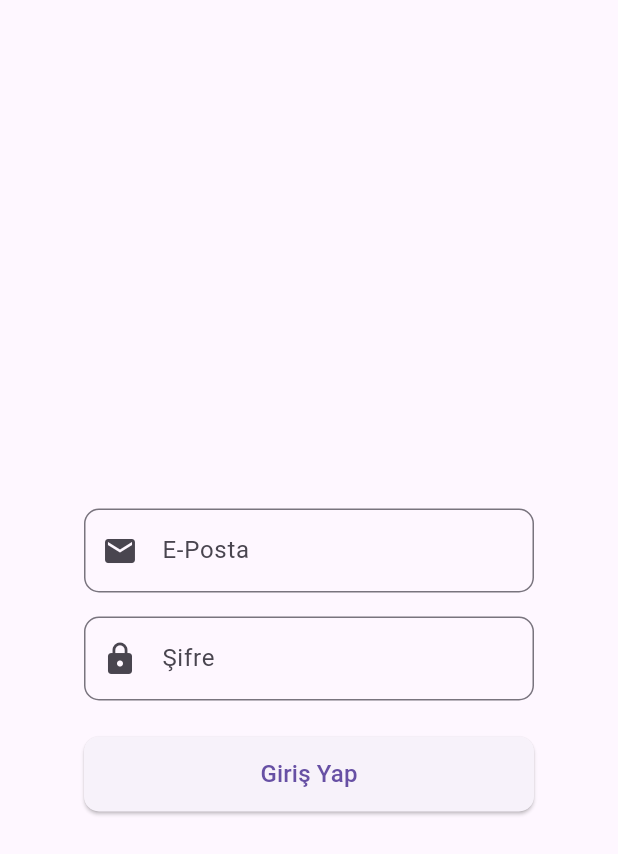
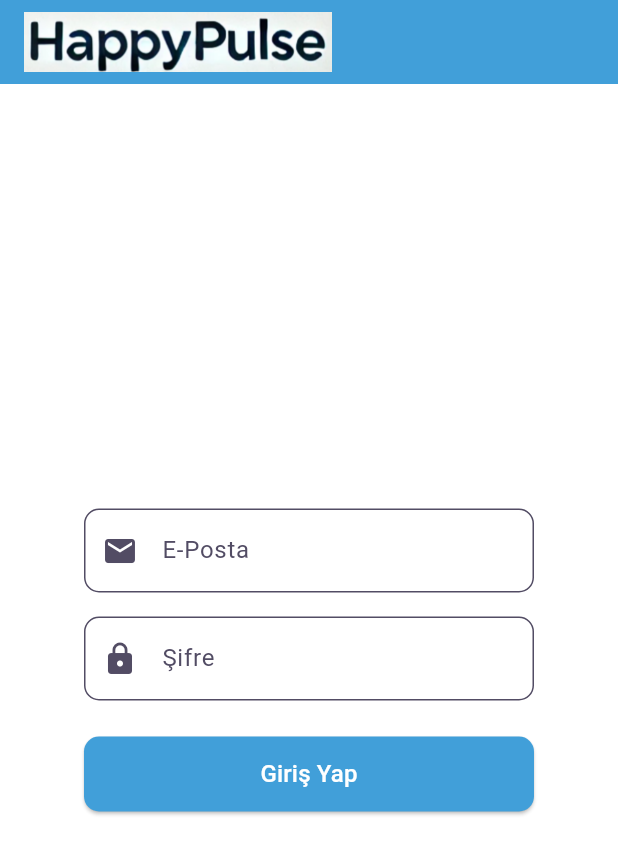
Before and after one commit to ramiko2/HappyPulse, a Flutter app: the screen it shows after launch, after a tap on "Giriş Yap", on a phone screen of 412 x 824 dp. Shown: the top 854 px of the screen. Run offline on Flutter 3.47's test engine with Material 3 defaults, Android fonts, the phone set to English and light mode, and no system bars; our stand-ins replace go_router, table_calendar.

Commit message:
proje tamamlandı

```diff
--- /dev/null
+++ b/lib/core/theme_provider.dart
@@ -0,0 +1,69 @@
+import 'package:flutter/material.dart';
+
+// ThemeProvider class to manage the theme
+class ThemeProvider with ChangeNotifier {
+  bool _isDark = false;
+  bool get isDark => _isDark;
+
+  void toggleTheme() {
+    _isDark = !_isDark;
+    notifyListeners();
+  }
+}
+
+// Colors for light theme
+const lightColors = {
+  "primary": Color.fromARGB(255, 65, 159, 217),
+  "onPrimary": Color.fromARGB(255, 255, 255, 255),
+  "secondary": Color.fromARGB(255, 241, 241, 241),
+  "onSecondary": Color.fromARGB(255, 82, 76, 100),
+  "surface": Color.fromARGB(255, 255, 255, 255),
+  "onSurface": Color.fromARGB(255, 82, 76, 100),
+  "success": Colors.green,
+  "error": Colors.red,
+  "onError": Colors.white,
+};
+
+// Colors for dark theme
+const darkColors = {
+  "primary": Color.fromARGB(255, 43, 82, 120),
+  "onPrimary": Color.fromARGB(255, 241, 241, 241),
+  "secondary": Color.fromARGB(255, 32, 43, 54),
+  "onSecondary": Color.fromARGB(255, 241, 241, 241),
+  "surface": Color.fromARGB(255, 23, 33, 43),
+  "onSurface": Color.fromARGB(255, 245, 245, 245),
+  "success": Colors.green,
+  "error": Colors.red,
+  "onError": Colors.white,
+};
+
+// Light theme definition
+final lightTheme = ThemeData(
+  brightness: Brightness.light,
+  colorScheme: ColorScheme(
+    brightness: Brightness.light,
+    primary: lightColors["primary"]!,
+    onPrimary: lightColors["onPrimary"]!,
+    secondary: lightColors["secondary"]!,
+    onSecondary: lightColors["onSecondary"]!,
+    error: lightColors["error"]!,
+    onError: lightColors["onError"]!,
+    surface: lightColors["surface"]!,
+    onSurface: lightColors["onSurface"]!,
+  ),
+);
+
+// Dark theme definition
+final darkTheme = ThemeData(
+  brightness: Brightness.dark,
+  colorScheme: ColorScheme.dark(
+    primary: darkColors["primary"]!,
+    onPrimary: darkColors["onPrimary"]!,
+    secondary: darkColors["secondary"]!,
+    onSecondary: darkColors["onSecondary"]!,
+    error: darkColors["error"]!,
+    onError: darkColors["onError"]!,
+    surface: darkColors["surface"]!,
+    onSurface: darkColors["onSurface"]!,
+  ),
+);
--- a/lib/main.dart
+++ b/lib/main.dart
@@ -1,13 +1,20 @@
 import 'package:flutter/material.dart';
 import 'package:go_router/go_router.dart';
+import 'package:provider/provider.dart';
 import 'package:happypulse/screens/boarding_screen.dart';
 import 'package:happypulse/screens/home_screen.dart';
 import 'package:happypulse/screens/calendar_screen.dart';
 import 'package:happypulse/screens/mood_screen.dart';
 import 'package:happypulse/screens/login_screen.dart';
+import 'package:happypulse/core/theme_provider.dart'; // Güncellenmiş dosya yolu
 
 void main() {
-  runApp(const MyApp());
+  runApp(
+    ChangeNotifierProvider(
+      create: (context) => ThemeProvider(),
+      child: const MyApp(),
+    ),
+  );
 }
 
 class MyApp extends StatelessWidget {
@@ -15,7 +22,10 @@ class MyApp extends StatelessWidget {
 
   @override
   Widget build(BuildContext context) {
-    final GoRouter _router = GoRouter(
+    final themeProvider = Provider.of<ThemeProvider>(context);
+
+    final GoRouter router = GoRouter(
+      initialLocation: '/', // Başlangıç ekranı olarak BoardingScreen yönlendirilir
       routes: [
         GoRoute(
           path: '/',
@@ -42,7 +52,9 @@ class MyApp extends StatelessWidget {
 
     return MaterialApp.router(
       debugShowCheckedModeBanner: false,
-      routerConfig: _router,
+      routerConfig: router,
+      theme: themeProvider.isDark ? darkTheme : lightTheme,
+      themeMode: themeProvider.isDark ? ThemeMode.dark : ThemeMode.light,
     );
   }
 }
--- a/lib/screens/login_screen.dart
+++ b/lib/screens/login_screen.dart
@@ -1,5 +1,6 @@
 import 'package:flutter/material.dart';
 import 'package:go_router/go_router.dart';
+import 'package:happypulse/core/theme_provider.dart';
 
 class LoginScreen extends StatefulWidget {
   const LoginScreen({super.key});
@@ -41,7 +42,14 @@ class _LoginScreenState extends State<LoginScreen> {
   @override
   Widget build(BuildContext context) {
     return Scaffold(
-      appBar: AppBar(),
+      appBar: AppBar(
+        title: Image.asset(
+          'assets/logoo.png',
+          height: 40,
+        ),
+        backgroundColor: Theme.of(context).colorScheme.primary,
+        elevation: 0,
+      ),
       body: Center(
         child: SizedBox(
           width: 300,
@@ -75,11 +83,18 @@ class _LoginScreenState extends State<LoginScreen> {
                 onPressed: girisYap,
                 style: ElevatedButton.styleFrom(
                   minimumSize: Size(double.infinity, 50),
+                  backgroundColor: Theme.of(context).colorScheme.primary,
                   shape: RoundedRectangleBorder(
                     borderRadius: BorderRadius.circular(10),
                   ),
                 ),
-                child: const Text("Giriş Yap", style: TextStyle(fontSize: 16)),
+                child: Text(
+                  "Giriş Yap",
+                  style: TextStyle(
+                    fontSize: 16,
+                    color: Theme.of(context).colorScheme.onPrimary, // Buton metni rengini ayarladık
+                  ),
+                ),
               ),
             ],
           ),
--- a/lib/screens/mood_screen.dart
+++ b/lib/screens/mood_screen.dart
@@ -1,6 +1,7 @@
 import 'package:flutter/material.dart';
 import 'package:go_router/go_router.dart';
 import 'package:happypulse/widgets/bottom_navigation_bar_widget.dart';
+import 'package:happypulse/core/theme_provider.dart';
 
 class MoodScreen extends StatefulWidget {
   const MoodScreen({super.key});
@@ -32,7 +33,7 @@ class _MoodScreenState extends State<MoodScreen> {
           '../assets/logoo.png',
           height: 40,
         ),
-        backgroundColor: Colors.white,
+        backgroundColor: Theme.of(context).colorScheme.primary,
         elevation: 0,
       ),
       body: SingleChildScrollView(
@@ -52,7 +53,7 @@ class _MoodScreenState extends State<MoodScreen> {
                     Expanded(
                       child: Text(
                         moodMessages[mood]!,
-                        style: const TextStyle(fontSize: 14),
+                        style: TextStyle(fontSize: 14, color: Theme.of(context).colorScheme.onBackground),
                         overflow: TextOverflow.ellipsis,
                         maxLines: 2,
                       ),
--- a/pubspec.yaml
+++ b/pubspec.yaml
@@ -13,6 +13,8 @@ dependencies:
   go_router: ^9.0.2
   table_calendar: ^3.0.6
   cupertino_icons: ^1.0.8
+  google_fonts: ^3.0.1
+  provider: ^6.1.2
 
 dev_dependencies:
   flutter_test:
@@ -26,5 +28,3 @@ flutter:
     - assets/happypulse.png
     - assets/logoo.png
     - assets/dongu.png
-    - assets/icons/google_icon.png
-    - assets/icons/apple_icon.png
```
Also changed, not shown: lib/core/themes.dart (deleted, +0 -25 lines), lib/screens/calendar_screen.dart (+6 -5 lines), lib/screens/home_screen.dart (+34 -13 lines), pubspec.lock, 7 other files.
